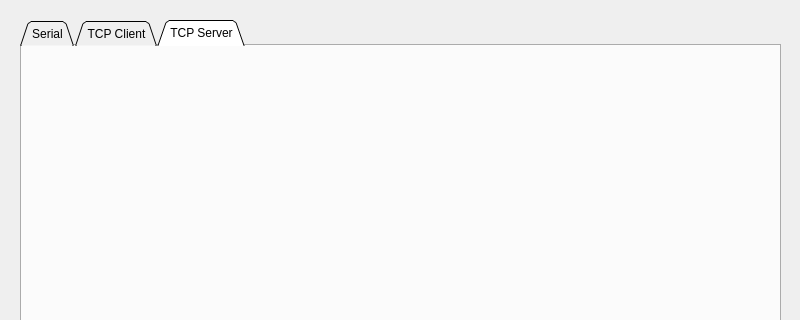
Above: communicationtester.ui from MrHause/CommunicationTester before the change; both pictures show x 0 to 800 and y 0 to 320 of the 800 by 600 pixel window. Below: the same form after it.
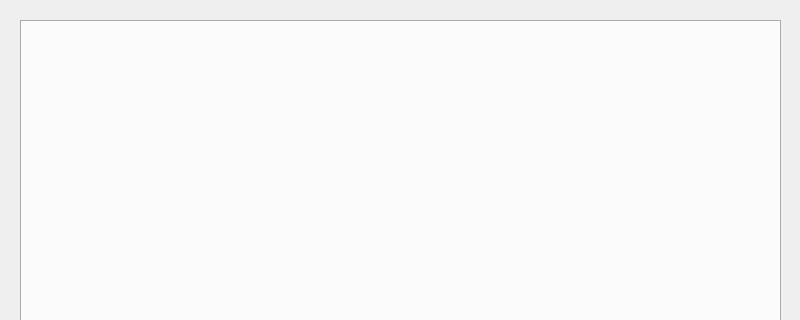
That is the form after the change.

```diff
--- a/communicationtester.ui
+++ b/communicationtester.ui
@@ -41,21 +41,6 @@
       <height>32</height>
      </size>
     </property>
-    <widget class="QWidget" name="SerialTab">
-     <attribute name="title">
-      <string>Serial</string>
-     </attribute>
-    </widget>
-    <widget class="QWidget" name="TCPClientTab">
-     <attribute name="title">
-      <string>TCP Client</string>
-     </attribute>
-    </widget>
-    <widget class="QWidget" name="TCPServerTab">
-     <attribute name="title">
-      <string>TCP Server</string>
-     </attribute>
-    </widget>
    </widget>
   </widget>
   <widget class="QMenuBar" name="menubar">
```
Left out of the diff: 2 changed lines with no effect on the pictures.
